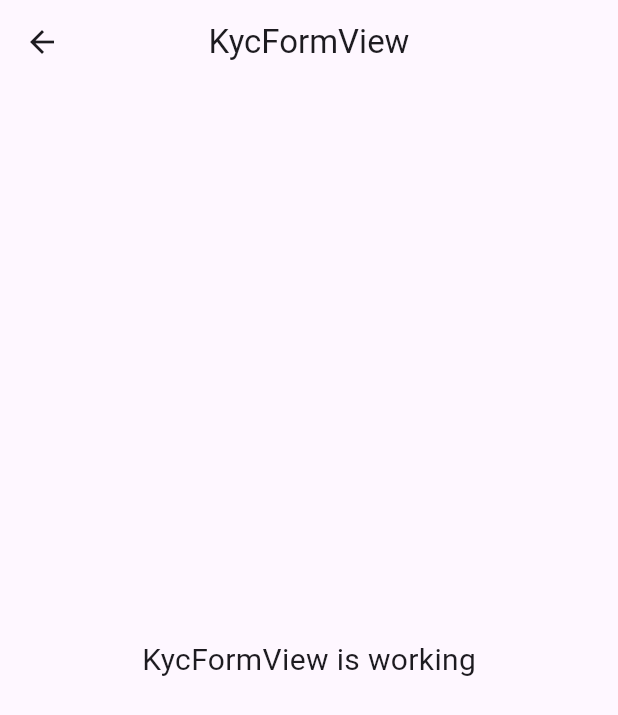
After one commit to IlhamRichie/Sobat-Genta-App, a Flutter app: the KycFormView screen opened by its route, on a phone screen of 412 x 824 dp. The commit adds this screen. Shown: the top 715 px of the screen. Run offline on Flutter 3.47's test engine with Material 3 defaults, Android fonts, the phone set to English and light mode, and no system bars; our stand-ins replace get.

Commit message:
Add KYC form and store home modules with bindings and views

```diff
--- /dev/null
+++ b/lib/app/modules/kyc_form/views/kyc_form_view.dart
@@ -0,0 +1,24 @@
+import 'package:flutter/material.dart';
+
+import 'package:get/get.dart';
+
+import '../controllers/kyc_form_controller.dart';
+
+class KycFormView extends GetView<KycFormController> {
+  const KycFormView({super.key});
+  @override
+  Widget build(BuildContext context) {
+    return Scaffold(
+      appBar: AppBar(
+        title: const Text('KycFormView'),
+        centerTitle: true,
+      ),
+      body: const Center(
+        child: Text(
+          'KycFormView is working',
+          style: TextStyle(fontSize: 20),
+        ),
+      ),
+    );
+  }
+}
--- a/lib/app/routes/app_routes.dart
+++ b/lib/app/routes/app_routes.dart
@@ -15,6 +15,8 @@ abstract class Routes {
   static const REGISTER_EXPERT = _Paths.REGISTER_EXPERT;
   static const MAIN_NAVIGATION = _Paths.MAIN_NAVIGATION;
   static const HOME_DASHBOARD = _Paths.HOME_DASHBOARD;
+  static const KYC_FORM = _Paths.KYC_FORM;
+  static const STORE_HOME = _Paths.STORE_HOME;
 }
 
 abstract class _Paths {
@@ -31,4 +33,6 @@ abstract class _Paths {
   static const REGISTER_EXPERT = '/register-expert';
   static const MAIN_NAVIGATION = '/main-navigation';
   static const HOME_DASHBOARD = '/home-dashboard';
+  static const KYC_FORM = '/kyc-form';
+  static const STORE_HOME = '/store-home';
 }
```
Also changed, not shown: lib/app/modules/kyc_form/bindings/kyc_form_binding.dart (added, +12 -0 lines), lib/app/modules/kyc_form/controllers/kyc_form_controller.dart (added, +23 -0 lines), lib/app/modules/store_home/bindings/store_home_binding.dart (added, +12 -0 lines), lib/app/modules/store_home/controllers/store_home_controller.dart (added, +23 -0 lines), lib/app/modules/store_home/views/store_home_view.dart (added, +24 -0 lines), lib/app/routes/app_pages.dart (+14 -0 lines).
